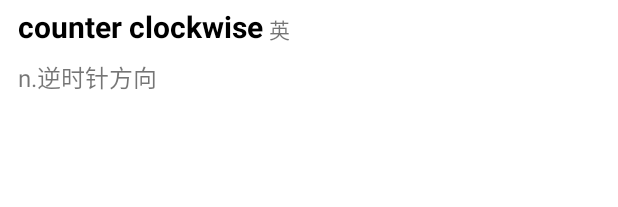
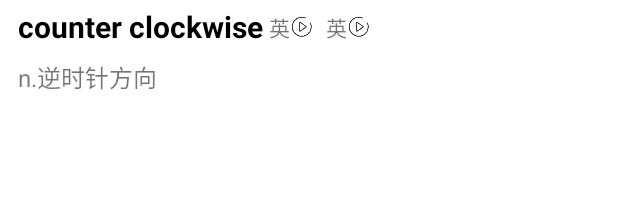
Before and after one commit to xiaomengjie/piglet, an Android app: the layout adapter_total_word.xml on its own in the app's theme, with its tools: preview values and no code run, on a phone screen of 412 x 824 dp. Shown: the top 207 px of the screen. Run offline under Robolectric (Android 15) with nearby library versions, the phone set to English and light mode, and no system bars; network calls fail.

Commit message:
play speech

```diff
--- a/app/src/main/java/com/example/xiao/piglet/bean/Word.kt
+++ b/app/src/main/java/com/example/xiao/piglet/bean/Word.kt
@@ -3,6 +3,8 @@ package com.example.xiao.piglet.bean
 data class Word(
     val english: String,
     val chinese: String,
-    val americaPronunciation: String,
-    val englandPronunciation: String
+    val usPhonetic: String,
+    val ukPhonetic: String,
+    val usSpeech: String,
+    val ukSpeech: String
 )
--- a/app/src/main/java/com/example/xiao/piglet/network/NetworkClient.kt
+++ b/app/src/main/java/com/example/xiao/piglet/network/NetworkClient.kt
@@ -14,6 +14,7 @@ class NetworkClient {
     companion object{
 
         const val BASE_URL = "http://119.91.136.187:8080/ktorpigletservice/"
+//        const val BASE_URL = "http://192.168.1.103:8080/"
 
 //        const val BAIDU_BASE_URL = "https://fanyi-api.baidu.com/api/trans/vip/"
 
--- a/app/src/main/res/layout/adapter_total_word.xml
+++ b/app/src/main/res/layout/adapter_total_word.xml
@@ -20,15 +20,41 @@
         android:textStyle="bold"
         android:layout_marginStart="8dp"/>
 
-    <TextView
-        android:id="@+id/tv_pronunciation"
-        android:layout_width="wrap_content"
+    <LinearLayout
+        android:layout_width="0dp"
         android:layout_height="wrap_content"
         app:layout_constraintStart_toEndOf="@id/tv_english"
-        app:layout_constraintBaseline_toBaselineOf="@id/tv_english"
-        android:textSize="14sp"
-        android:maxLines="1"
-        tools:text="英"/>
+        app:layout_constraintEnd_toEndOf="parent"
+        app:layout_constraintTop_toTopOf="@id/tv_english"
+        app:layout_constraintBottom_toBottomOf="@id/tv_english">
+        <TextView
+            android:id="@+id/tv_uk_phonetic"
+            android:layout_width="wrap_content"
+            android:layout_height="wrap_content"
+            android:textSize="14sp"
+            android:maxLines="1"
+            tools:text="英"/>
+        <ImageView
+            android:id="@+id/iv_uk_speech"
+            android:layout_width="wrap_content"
+            android:layout_height="wrap_content"
+            android:src="@drawable/ic_play_speech"
+            android:layout_gravity="center"/>
+        <TextView
+            android:id="@+id/tv_us_phonetic"
+            android:layout_width="wrap_content"
+            android:layout_height="wrap_content"
+            android:textSize="14sp"
+            android:maxLines="1"
+            tools:text="英"
+            android:layout_marginStart="8dp"/>
+        <ImageView
+            android:id="@+id/iv_us_speech"
+            android:layout_width="wrap_content"
+            android:layout_height="wrap_content"
+            android:src="@drawable/ic_play_speech"
+            android:layout_gravity="center"/>
+    </LinearLayout>
 
     <TextView
         android:id="@+id/tv_chinese"
```
Also changed, not shown: app/src/main/java/com/example/xiao/piglet/adapter/TotalWordAdapter.kt (+25 -6 lines), app/src/main/java/com/example/xiao/piglet/adapter/TranslationResultAdapter.kt (deleted, +0 -37 lines), app/src/main/java/com/example/xiao/piglet/ui/word/SearchWordFragment.kt (+3 -4 lines), app/src/main/res/drawable-xxhdpi/ic_play_speech.png (added).
